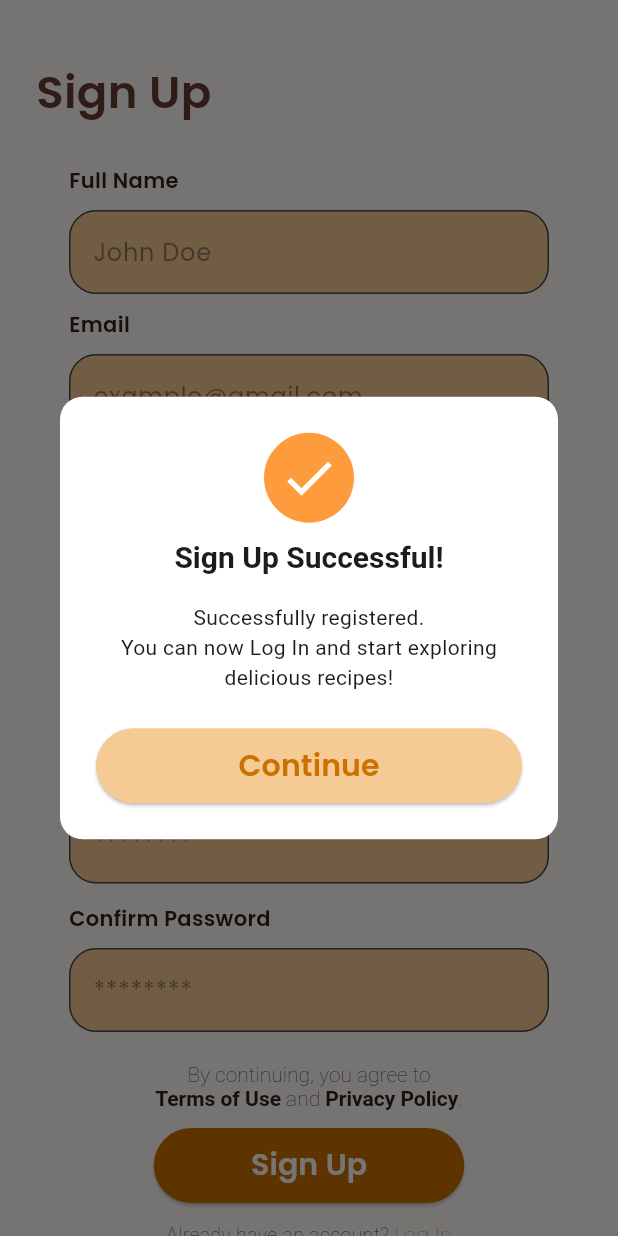
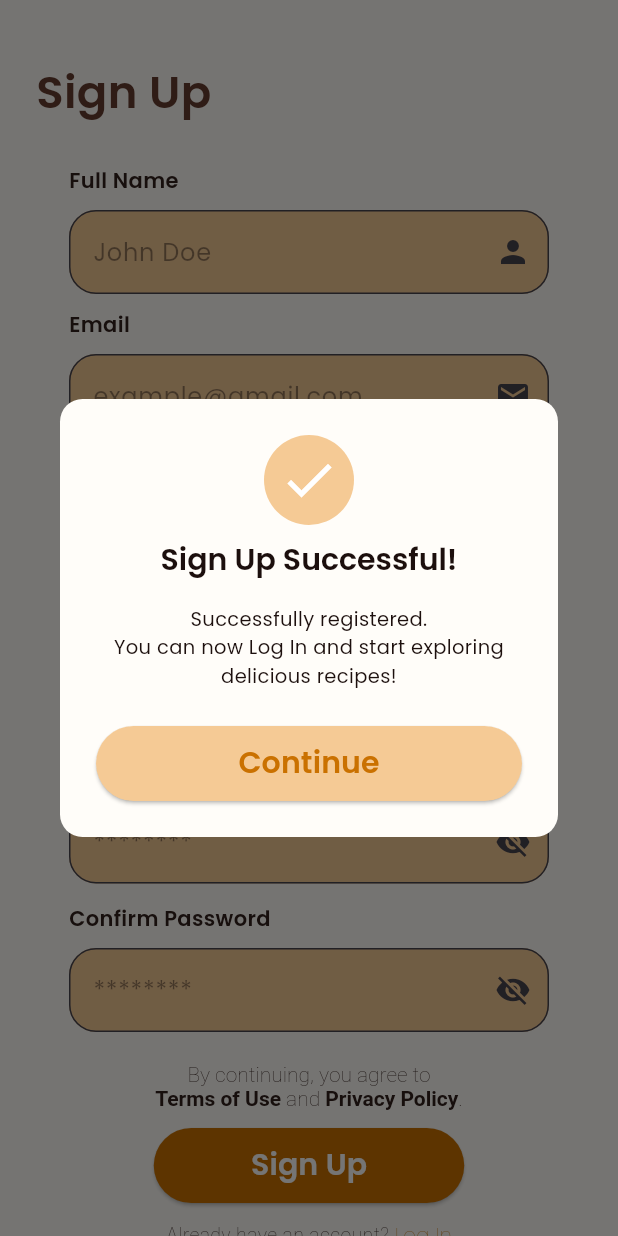
Before and after one commit to gitHan25/TasteCraft_FE-mobile, a Flutter app: the RegisterPage screen opened by its route, after a tap on "Sign Up", on a phone screen of 412 x 824 dp. Run offline on Flutter 3.47's test engine with Material 3 defaults, Android fonts, the phone set to English and light mode, and no system bars; our stand-ins replace carousel_slider, google_fonts.

Commit message:
Add HomePage and update navigation from LoginPage to HomePage; refactor RegisterPage to manage password visibility

```diff
--- a/taste_craft/lib/main.dart
+++ b/taste_craft/lib/main.dart
@@ -1,4 +1,5 @@
 import 'package:flutter/material.dart';
+import 'package:taste_craft/ui/pages/home_page.dart';
 import 'package:taste_craft/ui/pages/login_page.dart';
 import 'package:taste_craft/ui/pages/on_boarding2.dart';
 import 'package:taste_craft/ui/pages/register_page.dart';
@@ -19,6 +20,7 @@ class MyApp extends StatelessWidget {
         '/on-boarding2': (context) => const OnBoarding2(),
         '/login': (context) => const LoginPage(),
         '/register': (context) => const RegisterPage(),
+        '/home': (context) => const HomePage(),
       },
     );
   }
--- /dev/null
+++ b/taste_craft/lib/ui/pages/home_page.dart
@@ -0,0 +1,21 @@
+import 'package:flutter/material.dart';
+import 'package:flutter/widgets.dart';
+
+class HomePage extends StatelessWidget {
+  const HomePage({super.key});
+
+  @override
+  Widget build(BuildContext context) {
+    return Scaffold(
+      body: Container(
+        color: Colors.white,
+        child: Center(
+          child: Text(
+            'Home Page',
+            style: TextStyle(fontSize: 24, fontWeight: FontWeight.bold),
+          ),
+        ),
+      ),
+    );
+  }
+}
--- a/taste_craft/lib/ui/pages/login_page.dart
+++ b/taste_craft/lib/ui/pages/login_page.dart
@@ -74,7 +74,10 @@ class LoginPage extends StatelessWidget {
                 Center(
                   child: CustomButton(
                     title: 'Login',
-                    onPressed: () {},
+                    onPressed: () {
+                      Navigator.pushNamedAndRemoveUntil(
+                          context, '/home', (route) => false);
+                    },
                   ),
                 ),
                 const SizedBox(height: 30),
--- /dev/null
+++ b/taste_craft/lib/ui/pages/profile.dart
@@ -0,0 +1 @@
+import 'package:flutter/material.dart';
--- a/taste_craft/lib/ui/pages/register_page.dart
+++ b/taste_craft/lib/ui/pages/register_page.dart
@@ -4,8 +4,16 @@ import 'package:taste_craft/ui/widgets/button.dart';
 import 'package:taste_craft/ui/widgets/buttons.dart';
 import 'package:taste_craft/ui/widgets/form.dart';
 
-class RegisterPage extends StatelessWidget {
+class RegisterPage extends StatefulWidget {
   const RegisterPage({super.key});
+
+  @override
+  _RegisterPageState createState() => _RegisterPageState();
+}
+
+class _RegisterPageState extends State<RegisterPage> {
+  bool _isPasswordVisible = false;
+  bool _isConfirmPasswordVisible = false;
 
   @override
   Widget build(BuildContext context) {
@@ -36,46 +44,76 @@ class RegisterPage extends StatelessWidget {
             child: Column(
               crossAxisAlignment: CrossAxisAlignment.start,
               children: [
-                CustomFormField(
+                const CustomFormField(
                   title: 'Full Name',
                   hintText: 'John Doe',
+                  icon: Icon(Icons.person),
                 ),
                 const SizedBox(
                   height: 10,
                 ),
-                CustomFormField(
+                const CustomFormField(
                   title: 'Email',
                   hintText: 'example@gmail.com',
+                  icon: Icon(Icons.email),
                 ),
                 const SizedBox(
                   height: 13,
                 ),
-                CustomFormField(
+                const CustomFormField(
                   title: 'Mobile Number',
                   hintText: '+6288888888',
+                  icon: Icon(Icons.phone),
                 ),
                 const SizedBox(
                   height: 13,
                 ),
-                CustomFormField(
+                const CustomFormField(
                   title: 'Date Of Birth',
                   hintText: 'DD/MM/YYYY',
+                  icon: Icon(Icons.calendar_today),
                 ),
                 const SizedBox(
                   height: 13,
                 ),
+
                 CustomFormField(
                   title: 'Password',
                   hintText: '********',
-                  obscureText: true,
+                  obscureText: !_isPasswordVisible,
+                  icon: IconButton(
+                    icon: Icon(
+                      _isPasswordVisible
+                          ? Icons.visibility
+                          : Icons.visibility_off,
+                    ),
+                    onPressed: () {
+                      setState(() {
+                        _isPasswordVisible = !_isPasswordVisible;
+                      });
+                    },
+                  ),
                 ),
                 const SizedBox(
                   height: 13,
                 ),
+
                 CustomFormField(
                   title: 'Confirm Password',
                   hintText: '********',
-                  obscureText: true,
+                  obscureText: !_isConfirmPasswordVisible,
+                  icon: IconButton(
+                    icon: Icon(
+                      _isConfirmPasswordVisible
+                          ? Icons.visibility
+                          : Icons.visibility_off,
+                    ),
+                    onPressed: () {
+                      setState(() {
+                        _isConfirmPasswordVisible = !_isConfirmPasswordVisible;
+                      });
+                    },
+                  ),
                 ),
                 const SizedBox(
                   height: 20,
@@ -124,14 +162,13 @@ class RegisterPage extends StatelessWidget {
                         shape: RoundedRectangleBorder(
                           borderRadius: BorderRadius.circular(15),
                         ),
-                        backgroundColor: Colors.white,
+                        backgroundColor: bgWhiteColor,
                         title: Column(
                           children: [
                             CircleAvatar(
-                              backgroundColor:
-                                  Color(0xFFFE9B3D), // Orange color
+                              backgroundColor: bgInputColor,
                               radius: 30,
-                              child: Icon(
+                              child: const Icon(
                                 Icons.check,
                                 color: Colors.white,
                                 size: 40,
@@ -141,18 +178,19 @@ class RegisterPage extends StatelessWidget {
                             Text(
                               'Sign Up Successful!',
                               textAlign: TextAlign.center,
-                              style: TextStyle(
+                              style: hintTextStyle.copyWith(
                                 fontSize: 20,
                                 fontWeight: FontWeight.w600,
                               ),
                             ),
                           ],
                         ),
-                        content: const Text(
+                        content: Text(
                           'Successfully registered.\nYou can now Log In and start exploring delicious recipes!',
                           textAlign: TextAlign.center,
-                          style: TextStyle(
-                            fontSize: 14,
+                          style: hintTextStyle.copyWith(
+                            fontSize: 13,
+                            fontWeight: FontWeight.w400,
                           ),
                         ),
                         actions: [
@@ -164,7 +202,8 @@ class RegisterPage extends StatelessWidget {
                                 '/login',
                                 (route) => false,
                               );
-                              }),
+                            },
+                          ),
                         ],
                       ),
                     ),
--- a/taste_craft/lib/ui/widgets/buttons.dart
+++ b/taste_craft/lib/ui/widgets/buttons.dart
@@ -5,12 +5,14 @@ class CustomButton extends StatelessWidget {
   final String title;
   final double width;
   final double height;
+
   final VoidCallback? onPressed;
   const CustomButton({
     super.key,
     required this.title,
     this.width = 207,
     this.height = 50,
+
     this.onPressed,
   });
 
--- a/taste_craft/lib/ui/widgets/form.dart
+++ b/taste_craft/lib/ui/widgets/form.dart
@@ -5,6 +5,7 @@ class CustomFormField extends StatelessWidget {
   final String title;
   final String? hintText;
   final bool obscureText;
+  final Widget? icon;
   final TextEditingController? controller;
 
   const CustomFormField({
@@ -12,6 +13,7 @@ class CustomFormField extends StatelessWidget {
     required this.title,
     this.hintText,
     this.obscureText = false,
+    this.icon,
     this.controller,
   });
 
@@ -42,6 +44,8 @@ class CustomFormField extends StatelessWidget {
               fontWeight: FontWeight.w400,
               color: textColor.withOpacity(0.45),
             ),
+            suffixIcon: icon,
+            iconColor: textColor,
             border: OutlineInputBorder(
               borderRadius: BorderRadius.circular(18),
             ),
```
Lines whose indentation alone changed are shown as unchanged.
